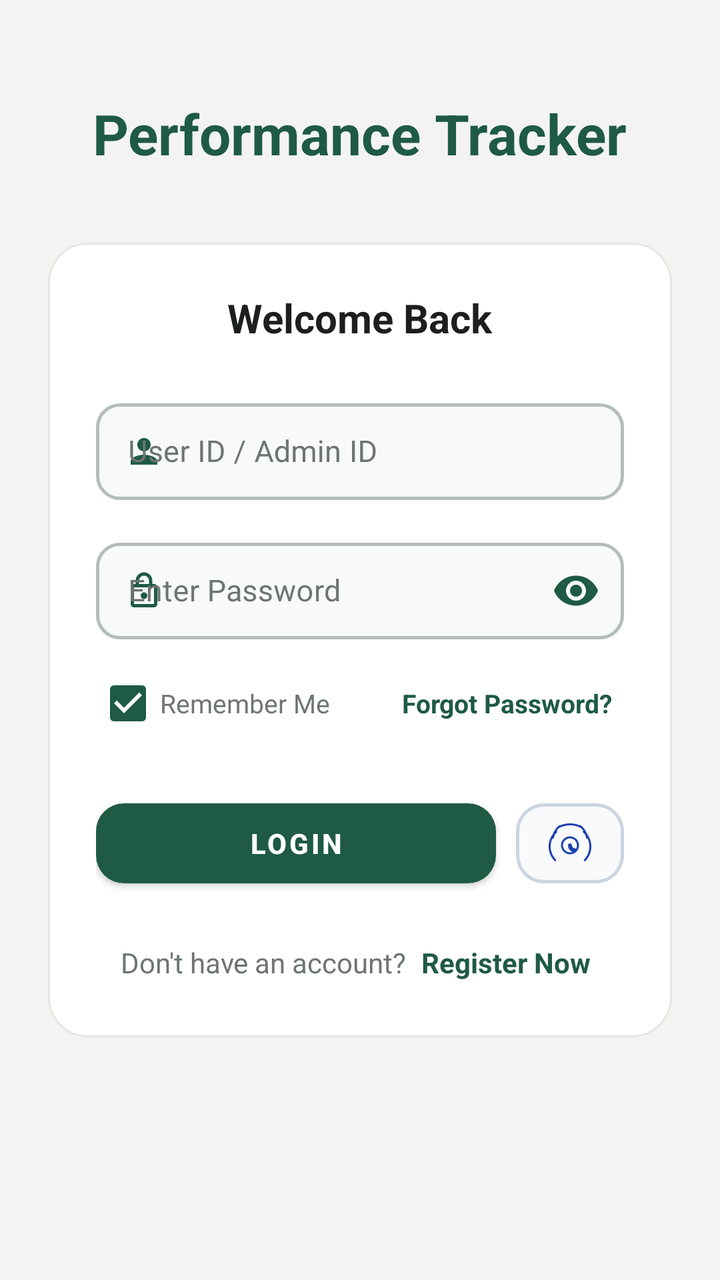
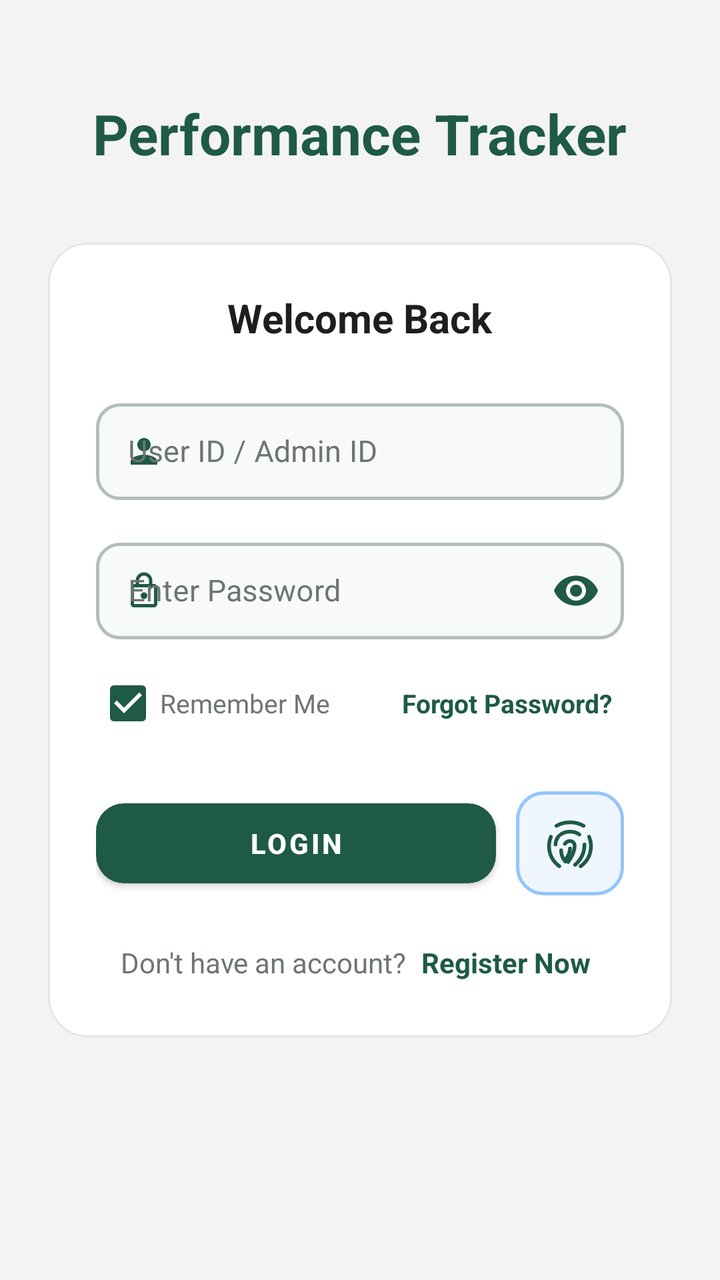

The first picture is an Android layout as it rendered before a commit; the second is the same layout after the commit. The layout source and the unified diff follow.
<!-- AndroidManifest.xml: application theme Theme.PerformanceTracker -->
<!-- res/layout/activity_login.xml -->
<?xml version="1.0" encoding="utf-8"?>
<androidx.constraintlayout.widget.ConstraintLayout
     xmlns:android="http://schemas.android.com/apk/res/android"
     xmlns:app="http://schemas.android.com/apk/res-auto"
     android:layout_height="match_parent"
     android:layout_width="match_parent"
     android:background="@color/background"
     android:padding="24dp">

    <TextView
         android:layout_height="wrap_content"
         android:layout_width="wrap_content"
         app:layout_constraintTop_toTopOf="parent"
         app:layout_constraintStart_toStartOf="parent"
         android:textSize="28sp"
         android:textColor="@color/primary"
         app:layout_constraintEnd_toEndOf="parent"
         app:layout_constraintBottom_toTopOf="@+id/cardLogin"
         app:layout_constraintVertical_bias="0.4"
         android:id="@+id/tvTitle"
         android:text="Performance Tracker"
         android:textStyle="bold" />

    <com.google.android.material.card.MaterialCardView
         android:layout_height="wrap_content"
         android:layout_width="match_parent"
         app:layout_constraintTop_toTopOf="parent"
         app:cardElevation="0dp"
         app:strokeColor="@color/card_stroke"
         app:strokeWidth="1dp"
         app:cardBackgroundColor="@color/surface_card"
         app:layout_constraintBottom_toBottomOf="parent"
         app:cardCornerRadius="20dp"
         android:id="@+id/cardLogin">

        <LinearLayout
             android:layout_height="wrap_content"
             android:layout_width="match_parent"
             android:padding="24dp"
             android:orientation="vertical">

            <TextView
                 android:layout_height="wrap_content"
                 android:layout_width="wrap_content"
                 android:layout_marginBottom="24dp"
                 android:textSize="20sp"
                 android:textColor="@color/text_primary"
                 android:layout_gravity="center"
                 android:text="Welcome Back"
                 android:textStyle="bold" />

            <com.google.android.material.textfield.TextInputLayout
                 android:layout_height="wrap_content"
                 android:layout_width="match_parent"
                 android:hint="User ID / Admin ID"
                 app:boxBackgroundMode="outline"
                 app:boxBackgroundColor="@color/input_background"
                 app:boxStrokeColor="@color/box_stroke_selector"
                 app:boxStrokeWidth="1.5dp"
                 app:boxStrokeWidthFocused="2dp"
                 app:hintTextColor="@color/primary"
                 android:textColorHint="@color/text_secondary"
                 app:startIconDrawable="@drawable/ic_person"
                 app:startIconTint="@color/primary"
                 app:boxCornerRadiusBottomEnd="12dp"
                 app:boxCornerRadiusBottomStart="12dp"
                 app:boxCornerRadiusTopEnd="12dp"
                 app:boxCornerRadiusTopStart="12dp"
                 style="@style/Widget.MaterialComponents.TextInputLayout.OutlinedBox">

                <com.google.android.material.textfield.TextInputEditText
                     android:layout_height="wrap_content"
                     android:layout_width="match_parent"
                     android:inputType="text"
                     android:textSize="15sp"
                     android:paddingVertical="14dp"
                     android:textColor="@color/text_primary"
                     android:textColorHint="@color/text_secondary"
                     android:id="@+id/etId" />

            </com.google.android.material.textfield.TextInputLayout>

            <com.google.android.material.textfield.TextInputLayout
                 android:layout_height="wrap_content"
                 android:layout_width="match_parent"
                 android:hint="Enter Password"
                 app:boxBackgroundMode="outline"
                 app:boxBackgroundColor="@color/input_background"
                 app:boxStrokeColor="@color/box_stroke_selector"
                 app:boxStrokeWidth="1.5dp"
                 app:boxStrokeWidthFocused="2dp"
                 app:hintTextColor="@color/primary"
                 android:textColorHint="@color/text_secondary"
                 app:startIconDrawable="@drawable/ic_lock"
                 app:startIconTint="@color/primary"
                 app:passwordToggleEnabled="true"
                 app:passwordToggleTint="@color/primary"
                 app:boxCornerRadiusBottomEnd="12dp"
                 app:boxCornerRadiusBottomStart="12dp"
                 app:boxCornerRadiusTopEnd="12dp"
                 app:boxCornerRadiusTopStart="12dp"
                 style="@style/Widget.MaterialComponents.TextInputLayout.OutlinedBox"
                 android:layout_marginTop="16dp">

                <com.google.android.material.textfield.TextInputEditText
                     android:layout_height="wrap_content"
                     android:layout_width="match_parent"
                     android:inputType="textPassword"
                     android:textSize="15sp"
                     android:paddingVertical="14dp"
                     android:textColor="@color/text_primary"
                     android:textColorHint="@color/text_secondary"
                     android:id="@+id/etPassword" />

            </com.google.android.material.textfield.TextInputLayout>

            <LinearLayout
                android:layout_width="match_parent"
                android:layout_height="wrap_content"
                android:orientation="horizontal"
                android:gravity="center_vertical"
                android:layout_marginTop="8dp">

                <com.google.android.material.checkbox.MaterialCheckBox
                    android:id="@+id/cbRememberMe"
                    android:layout_width="0dp"
                    android:layout_height="wrap_content"
                    android:layout_weight="1"
                    android:checked="true"
                    android:text="Remember Me"
                    android:textColor="@color/text_secondary"
                    android:textSize="13sp"
                    app:buttonTint="@color/primary" />

                <TextView
                    android:id="@+id/tvForgotPassword"
                    android:layout_width="wrap_content"
                    android:layout_height="wrap_content"
                    android:padding="6dp"
                    android:text="Forgot Password?"
                    android:textColor="@color/primary"
                    android:textSize="13sp"
                    android:textStyle="bold"
                    android:background="?attr/selectableItemBackground" />

            </LinearLayout>

            <LinearLayout
                android:layout_width="match_parent"
                android:layout_height="wrap_content"
                android:orientation="horizontal"
                android:gravity="center_vertical"
                android:layout_marginTop="20dp">

                <com.google.android.material.button.MaterialButton
                    android:id="@+id/btnLogin"
                    android:layout_width="0dp"
                    android:layout_height="52dp"
                    android:layout_weight="1"
                    app:cornerRadius="14dp"
                    app:elevation="0dp"
                    app:backgroundTint="@color/primary"
                    android:textColor="#FFFFFF"
                    android:text="LOGIN"
                    android:textStyle="bold" />

                <com.google.android.material.button.MaterialButton
                    android:id="@+id/btnBiometricLogin"
                    android:layout_width="54dp"
                    android:layout_height="52dp"
                    android:layout_marginStart="10dp"
                    app:cornerRadius="14dp"
                    app:elevation="0dp"
                    app:icon="@drawable/ic_fingerprint"
                    app:iconGravity="textStart"
                    app:iconPadding="0dp"
                    app:iconTint="#1E40AF"
                    app:strokeColor="#CBD5E1"
                    app:strokeWidth="1.5dp"
                    android:backgroundTint="#F8FAFC"
                    style="@style/Widget.MaterialComponents.Button.OutlinedButton"
                    android:contentDescription="Biometric Fingerprint Login" />

            </LinearLayout>

            <LinearLayout
                 android:layout_height="wrap_content"
                 android:layout_width="wrap_content"
                 android:orientation="horizontal"
                 android:layout_marginTop="20dp"
                 android:layout_gravity="center">

                <TextView
                     android:layout_height="wrap_content"
                     android:layout_width="wrap_content"
                     android:textColor="@color/text_secondary"
                     android:text="Don't have an account? " />

                <TextView
                     android:layout_height="wrap_content"
                     android:layout_width="wrap_content"
                     android:background="?attr/selectableItemBackground"
                     android:padding="4dp"
                     android:textColor="@color/primary"
                     android:id="@+id/tvRegisterLink"
                     android:text="Register Now"
                     android:textStyle="bold" />

            </LinearLayout>

        </LinearLayout>

    </com.google.android.material.card.MaterialCardView>

</androidx.constraintlayout.widget.ConstraintLayout>
<!-- resources referenced by this layout -->
<resources>
  <color name="background">#F3F4F1</color>
  <color name="card_stroke">#E3E6E2</color>
  <color name="input_background">#F7FAF8</color>
  <color name="primary">#1E5A44</color>
  <color name="surface_card">#FFFFFF</color>
  <color name="text_primary">#1C1F1D</color>
  <color name="text_secondary">#6E7571</color>
  <!-- drawable ic_fingerprint (drawable) -->
  <vector xmlns:android="http://schemas.android.com/apk/res/android"
      android:width="24dp"
      android:height="24dp"
      android:viewportWidth="24"
      android:viewportHeight="24"
      android:tint="?attr/colorControlNormal">
    <path
        android:fillColor="@android:color/white"
        android:pathData="M17.81,4.47c-0.08,0 -0.16,-0.02 -0.23,-0.06C15.66,3.42 14,3 12.01,3c-1.98,0 -3.86,0.47 -5.57,1.41 -0.24,0.13 -0.54,0.04 -0.68,-0.2 -0.13,-0.24 -0.04,-0.55 0.2,-0.68C7.86,2.5 9.87,2 12.01,2c2.13,0 3.99,0.47 6.03,1.52 0.25,0.13 0.34,0.43 0.21,0.67 -0.09,0.18 -0.26,0.28 -0.44,0.28zM3.5,9.72c-0.03,0 -0.06,0 -0.09,-0.01 -0.27,-0.04 -0.46,-0.29 -0.42,-0.56 0.39,-2.46 1.64,-4.63 3.53,-6.11 0.22,-0.17 0.53,-0.13 0.7,0.09 0.17,0.22 0.13,0.53 -0.09,0.7 -1.68,1.32 -2.79,3.25 -3.14,5.43 -0.04,0.26 -0.26,0.45 -0.49,0.45zM20.5,9.72c-0.23,0 -0.45,-0.19 -0.49,-0.45 -0.35,-2.18 -1.46,-4.11 -3.14,-5.43 -0.22,-0.17 -0.26,-0.48 -0.09,-0.7 0.17,-0.22 0.48,-0.26 0.7,-0.09 1.89,1.48 3.14,3.65 3.53,6.11 0.04,0.27 -0.15,0.52 -0.42,0.56 -0.03,0.01 -0.06,0.01 -0.09,0.01zM12,8.5c-2.48,0 -4.5,2.02 -4.5,4.5 0,2.48 2.02,4.5 4.5,4.5s4.5,-2.02 4.5,-4.5c0,-2.48 -2.02,-4.5 -4.5,-4.5zm0,8c-1.93,0 -3.5,-1.57 -3.5,-3.5s1.57,-3.5 3.5,-3.5 3.5,1.57 3.5,3.5 -1.57,3.5 -3.5,3.5zm7.39,4.41c-0.12,0 -0.23,-0.04 -0.33,-0.13 -0.2,-0.19 -0.2,-0.51 -0.01,-0.71 1.69,-1.76 2.62,-4.06 2.62,-6.48 0,-2.68 -1.13,-5.24 -3.12,-7.02 -0.2,-0.18 -0.22,-0.49 -0.04,-0.7 0.18,-0.2 0.49,-0.22 0.7,-0.04 2.22,1.98 3.47,4.83 3.47,7.76 0,2.69 -1.04,5.25 -2.92,7.2 -0.1,0.08 -0.23,0.12 -0.37,0.12zM4.61,20.91c-0.14,0 -0.27,-0.04 -0.37,-0.12 -1.88,-1.95 -2.92,-4.51 -2.92,-7.2 0,-2.93 1.25,-5.78 3.47,-7.76 0.21,-0.18 0.52,-0.16 0.7,0.04 0.18,0.21 0.16,0.52 -0.04,0.7 -1.99,1.78 -3.12,4.34 -3.12,7.02 0,2.42 0.93,4.72 2.62,6.48 0.19,0.2 0.19,0.52 -0.01,0.71 -0.1,0.09 -0.21,0.13 -0.33,0.13zM12,12c-0.55,0 -1,0.45 -1,1 0,1.93 1.57,3.5 3.5,3.5 0.55,0 1,-0.45 1,-1s-0.45,-1 -1,-1c-0.83,0 -1.5,-0.67 -1.5,-1.5 0,-0.55 -0.45,-1 -1,-1z"/>
  </vector>
  <!-- drawable ic_lock (drawable) -->
  <vector xmlns:android="http://schemas.android.com/apk/res/android"
      android:width="20dp"
      android:height="20dp"
      android:viewportWidth="24"
      android:viewportHeight="24">
    <path
        android:fillColor="@color/primary"
        android:pathData="M18,8h-1V6c0,-2.76 -2.24,-5 -5,-5S7,3.24 7,6v2H6c-1.1,0 -2,0.9 -2,2v10c0,1.1 0.9,2 2,2h12c1.1,0 2,-0.9 2,-2V10c0,-1.1 -0.9,-2 -2,-2zM9,6c0,-1.66 1.34,-3 3,-3s3,1.34 3,3v2H9V6zm9,14H6V10h12v10zm-6,-3c1.1,0 2,-0.9 2,-2s-0.9,-2 -2,-2 -2,0.9 -2,2 0.9,2 2,2z"/>
  </vector>
  <!-- drawable ic_person (drawable) -->
  <vector xmlns:android="http://schemas.android.com/apk/res/android"
      android:width="20dp"
      android:height="20dp"
      android:viewportWidth="24"
      android:viewportHeight="24">
    <path
        android:fillColor="@color/primary"
        android:pathData="M12,12c2.21,0 4,-1.79 4,-4s-1.79,-4 -4,-4 -4,1.79 -4,4 1.79,4 4,4zM12,14c-2.67,0 -8,1.34 -8,4v2h16v-2c0,-2.66 -5.33,-4 -8,-4z"/>
  </vector>
  <color name="primary_dark">#154333</color>
  <color name="white">#FFFFFF</color>
  <color name="secondary">#256650</color>
  <color name="surface">#FFFFFF</color>
  <color name="input_stroke_unfocused">#B4BEB8</color>
  <!-- unchanged entries left out for length: 2 -->
</resources>

<!-- the commit's change to res/layout/activity_login.xml (unified diff, before → after) -->
@@ -169,16 +169,24 @@
                     android:layout_width="54dp"
                     android:layout_height="52dp"
                     android:layout_marginStart="10dp"
+                    android:padding="0dp"
+                    android:insetTop="0dp"
+                    android:insetBottom="0dp"
+                    android:insetLeft="0dp"
+                    android:insetRight="0dp"
                     app:cornerRadius="14dp"
                     app:elevation="0dp"
                     app:icon="@drawable/ic_fingerprint"
                     app:iconGravity="textStart"
                     app:iconPadding="0dp"
-                    app:iconTint="#1E40AF"
-                    app:strokeColor="#CBD5E1"
+                    app:iconSize="28dp"
+                    app:iconTint="@color/primary"
+                    app:strokeColor="#93C5FD"
                     app:strokeWidth="1.5dp"
-                    android:backgroundTint="#F8FAFC"
+                    android:backgroundTint="#EFF6FF"
+                    app:rippleColor="#BFDBFE"
                     style="@style/Widget.MaterialComponents.Button.OutlinedButton"
+                    android:tooltipText="Biometric Fingerprint Login"
                     android:contentDescription="Biometric Fingerprint Login" />
 
             </LinearLayout>
<!-- resource entries referenced after the edit -->
@@ -7,17 +7,7 @@
   <color name="surface_card">#FFFFFF</color>
   <color name="text_primary">#1C1F1D</color>
   <color name="text_secondary">#6E7571</color>
-  <!-- drawable ic_fingerprint (drawable) -->
-  <vector xmlns:android="http://schemas.android.com/apk/res/android"
-      android:width="24dp"
-      android:height="24dp"
-      android:viewportWidth="24"
-      android:viewportHeight="24"
-      android:tint="?attr/colorControlNormal">
-    <path
-        android:fillColor="@android:color/white"
-        android:pathData="M17.81,4.47c-0.08,0 -0.16,-0.02 -0.23,-0.06C15.66,3.42 14,3 12.01,3c-1.98,0 -3.86,0.47 -5.57,1.41 -0.24,0.13 -0.54,0.04 -0.68,-0.2 -0.13,-0.24 -0.04,-0.55 0.2,-0.68C7.86,2.5 9.87,2 12.01,2c2.13,0 3.99,0.47 6.03,1.52 0.25,0.13 0.34,0.43 0.21,0.67 -0.09,0.18 -0.26,0.28 -0.44,0.28zM3.5,9.72c-0.03,0 -0.06,0 -0.09,-0.01 -0.27,-0.04 -0.46,-0.29 -0.42,-0.56 0.39,-2.46 1.64,-4.63 3.53,-6.11 0.22,-0.17 0.53,-0.13 0.7,0.09 0.17,0.22 0.13,0.53 -0.09,0.7 -1.68,1.32 -2.79,3.25 -3.14,5.43 -0.04,0.26 -0.26,0.45 -0.49,0.45zM20.5,9.72c-0.23,0 -0.45,-0.19 -0.49,-0.45 -0.35,-2.18 -1.46,-4.11 -3.14,-5.43 -0.22,-0.17 -0.26,-0.48 -0.09,-0.7 0.17,-0.22 0.48,-0.26 0.7,-0.09 1.89,1.48 3.14,3.65 3.53,6.11 0.04,0.27 -0.15,0.52 -0.42,0.56 -0.03,0.01 -0.06,0.01 -0.09,0.01zM12,8.5c-2.48,0 -4.5,2.02 -4.5,4.5 0,2.48 2.02,4.5 4.5,4.5s4.5,-2.02 4.5,-4.5c0,-2.48 -2.02,-4.5 -4.5,-4.5zm0,8c-1.93,0 -3.5,-1.57 -3.5,-3.5s1.57,-3.5 3.5,-3.5 3.5,1.57 3.5,3.5 -1.57,3.5 -3.5,3.5zm7.39,4.41c-0.12,0 -0.23,-0.04 -0.33,-0.13 -0.2,-0.19 -0.2,-0.51 -0.01,-0.71 1.69,-1.76 2.62,-4.06 2.62,-6.48 0,-2.68 -1.13,-5.24 -3.12,-7.02 -0.2,-0.18 -0.22,-0.49 -0.04,-0.7 0.18,-0.2 0.49,-0.22 0.7,-0.04 2.22,1.98 3.47,4.83 3.47,7.76 0,2.69 -1.04,5.25 -2.92,7.2 -0.1,0.08 -0.23,0.12 -0.37,0.12zM4.61,20.91c-0.14,0 -0.27,-0.04 -0.37,-0.12 -1.88,-1.95 -2.92,-4.51 -2.92,-7.2 0,-2.93 1.25,-5.78 3.47,-7.76 0.21,-0.18 0.52,-0.16 0.7,0.04 0.18,0.21 0.16,0.52 -0.04,0.7 -1.99,1.78 -3.12,4.34 -3.12,7.02 0,2.42 0.93,4.72 2.62,6.48 0.19,0.2 0.19,0.52 -0.01,0.71 -0.1,0.09 -0.21,0.13 -0.33,0.13zM12,12c-0.55,0 -1,0.45 -1,1 0,1.93 1.57,3.5 3.5,3.5 0.55,0 1,-0.45 1,-1s-0.45,-1 -1,-1c-0.83,0 -1.5,-0.67 -1.5,-1.5 0,-0.55 -0.45,-1 -1,-1z"/>
-  </vector>
+  <!-- drawable ic_fingerprint: vector/xml drawable (drawable, 2766 chars, omitted) -->
   <!-- drawable ic_lock (drawable) -->
   <vector xmlns:android="http://schemas.android.com/apk/res/android"
       android:width="20dp"
